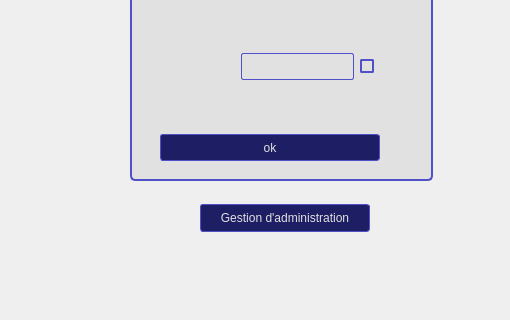
Qt form log_in.ui (dina-boughanmi/projet-C-) before a commit; both pictures show x 0 to 510 and y 276 to 596 of the 651 by 596 pixel window.
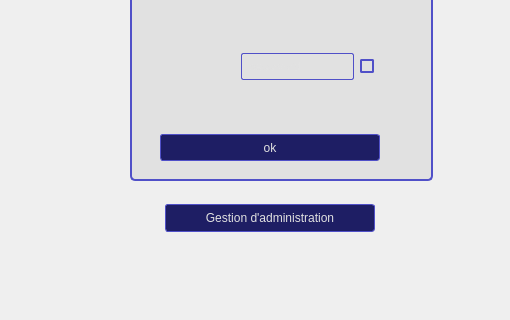
The same form after that commit. Icons and pictures are not drawn.

```diff
--- a/log_in.ui
+++ b/log_in.ui
@@ -611,9 +611,9 @@
    <widget class="QPushButton" name="pushButton_2">
     <property name="geometry">
      <rect>
-      <x>200</x>
+      <x>165</x>
       <y>480</y>
-      <width>170</width>
+      <width>210</width>
       <height>28</height>
      </rect>
     </property>
```
Left out of the diff: 3 changed lines with no effect on the pictures.
